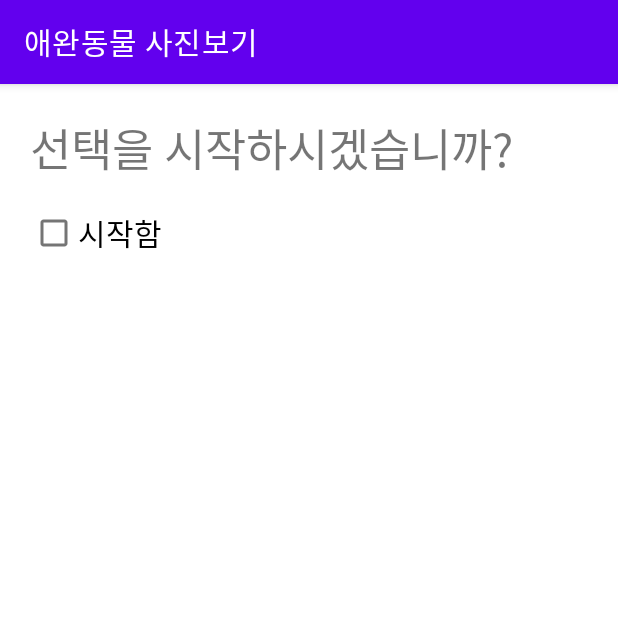
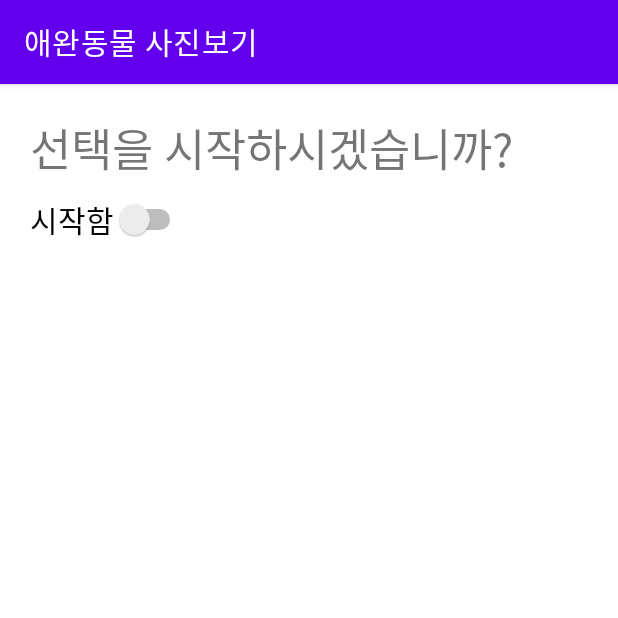
Before and after one commit to vko-rx/PetPhoto, an Android app: the screen it shows after launch (MainActivity), on a phone screen of 412 x 824 dp, the top half of it. Run offline under Robolectric (Android 15) with nearby library versions, the phone set to English and light mode, and no system bars.

Commit message:
4-4 직접 풀어보기

```diff
--- a/app/src/main/java/kr/hs/emirim/kjminn/petphoto/MainActivity.kt
+++ b/app/src/main/java/kr/hs/emirim/kjminn/petphoto/MainActivity.kt
@@ -3,14 +3,22 @@ package kr.hs.emirim.kjminn.petphoto
 import androidx.appcompat.app.AppCompatActivity
 import android.os.Bundle
 import android.view.View
-import android.widget.*
+import android.view.View.OnClickListener
+import android.widget.Button
+import android.widget.CheckBox
+import android.widget.ImageView
+import android.widget.LinearLayout
+import android.widget.RadioGroup
+import android.widget.Switch
+import android.widget.Toast
 
 class MainActivity : AppCompatActivity() {
-    lateinit var checkStart:CheckBox
+    lateinit var checkStart:Switch
     lateinit var rg:RadioGroup
     lateinit var linear:LinearLayout
-    lateinit var btnDone:Button
     lateinit var imgv:ImageView
+    lateinit var btnFinish:Button
+    lateinit var btnFirst :Button
 
     override fun onCreate(savedInstanceState: Bundle?) {
         super.onCreate(savedInstanceState)
@@ -18,8 +26,9 @@ class MainActivity : AppCompatActivity() {
         checkStart = findViewById(R.id.check_start)
         rg = findViewById(R.id.rg)
         linear = findViewById(R.id.linear)
-        btnDone = findViewById(R.id.btn_done)
         imgv = findViewById(R.id.imgv)
+        btnFinish = findViewById(R.id.btn_finish)
+        btnFirst = findViewById(R.id.btn_first)
         linear.visibility = View.INVISIBLE
 
         checkStart.setOnCheckedChangeListener{compoundButton, b ->
@@ -29,14 +38,27 @@ class MainActivity : AppCompatActivity() {
                 linear.visibility = View.INVISIBLE
             }
         }
-        btnDone.setOnClickListener{
+
+        rg.setOnCheckedChangeListener{compoundButton, b ->
             when(rg.checkedRadioButtonId){
-                R.id.radio_dog->imgv.setImageResource(R.drawable.dog)
-                R.id.radio_cat->imgv.setImageResource(R.drawable.cat)
-                R.id.radio_rabbit->imgv.setImageResource(R.drawable.rabbit)
-                else -> Toast.makeText(applicationContext, "라디오 버튼이 선택되지 않았습니다", Toast.LENGTH_SHORT).show()
+                R.id.radio_dog -> imgv.setImageResource(R.drawable.dog)
+                R.id.radio_cat -> imgv.setImageResource(R.drawable.cat)
+                R.id.radio_rabbit -> imgv.setImageResource(R.drawable.rabbit)
+            }
+        }
 
+        btnFinish.setOnClickListener(btnListener)
+        btnFirst.setOnClickListener(btnListener)
+    }
+
+    var btnListener = OnClickListener{
+        when(it.id){
+            R.id.btn_finish -> finish()
+            R.id.btn_first -> {
+                linear.visibility = View.INVISIBLE
+                checkStart.isChecked = false
             }
+
         }
     }
 }
--- a/app/src/main/res/layout/activity_main.xml
+++ b/app/src/main/res/layout/activity_main.xml
@@ -14,7 +14,7 @@
         android:textSize="@dimen/text_size_large"
         android:layout_marginBottom="@dimen/margin_small"
         />
-    <CheckBox
+    <Switch
         android:id="@+id/check_start"
         android:layout_width="wrap_content"
         android:layout_height="wrap_content"
@@ -25,7 +25,7 @@
         android:layout_width="match_parent"
         android:layout_height="match_parent"
         android:orientation="vertical"
-        android:background="#FDDAE5">
+        android:background="#F4F4B5">
         <TextView
             android:layout_width="wrap_content"
             android:layout_height="wrap_content"
@@ -56,17 +56,23 @@
                 android:text="@string/radio_cat"
                 android:textSize="@dimen/text_size_medium"/>
         </RadioGroup>
-        <Button
-            android:id="@+id/btn_done"
-            android:layout_width="wrap_content"
-            android:layout_height="wrap_content"
-            android:layout_margin="@dimen/margin_medium"
-            android:text="@string/btn_done"/>
         <ImageView
             android:id="@+id/imgv"
             android:layout_width="300dp"
+            android:layout_height="250dp"
+            android:scaleType="fitCenter"
+            android:src="@drawable/dog"/>
+        <Button
+            android:id="@+id/btn_finish"
+            android:layout_width="wrap_content"
             android:layout_height="wrap_content"
-            android:adjustViewBounds="true"
-            android:src="@drawable/dog"/>
+            android:text="@string/btn_finish"
+            />
+        <Button
+            android:id="@+id/btn_first"
+            android:layout_width="wrap_content"
+            android:layout_height="wrap_content"
+            android:text="@string/btn_first"
+            />
     </LinearLayout>
 </LinearLayout>
--- a/app/src/main/res/values/strings.xml
+++ b/app/src/main/res/values/strings.xml
@@ -7,4 +7,6 @@
     <string name="radio_rabbit">토끼</string>
     <string name="radio_cat">고양이</string>
     <string name="btn_done">선택 완료</string>
+    <string name="btn_finish">종료</string>
+    <string name="btn_first">처음으로</string>
 </resources>
```
